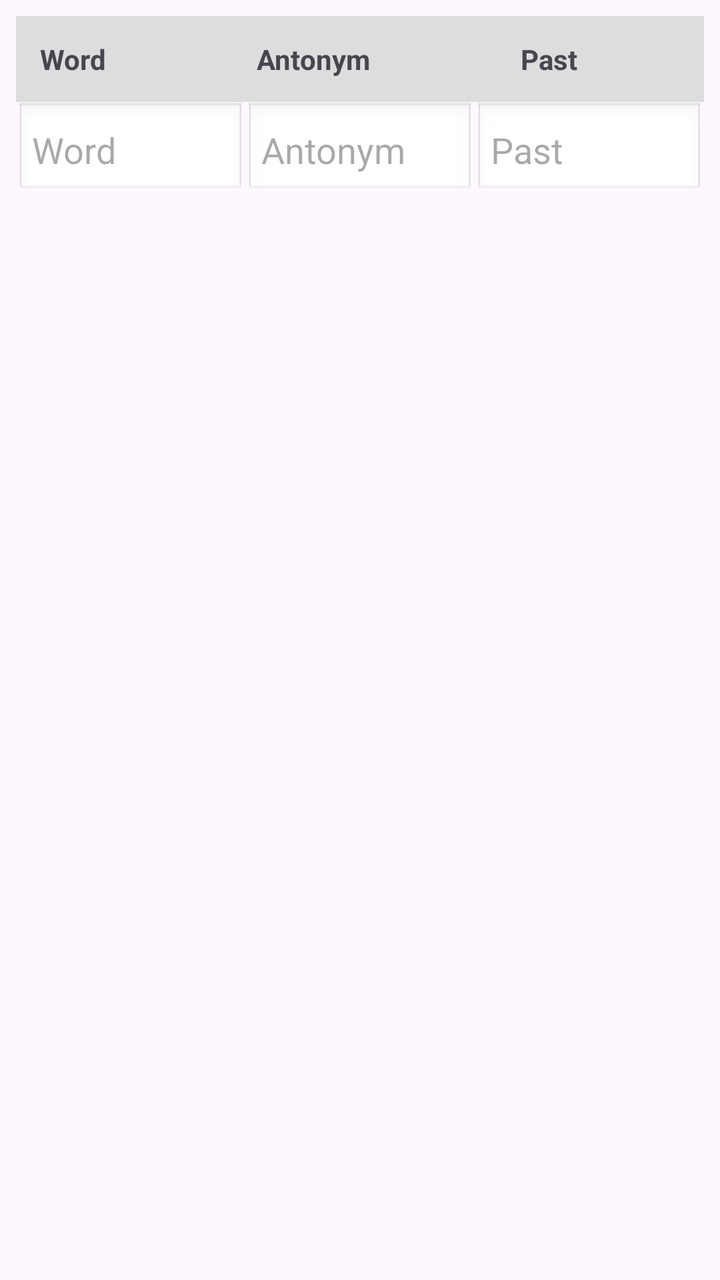
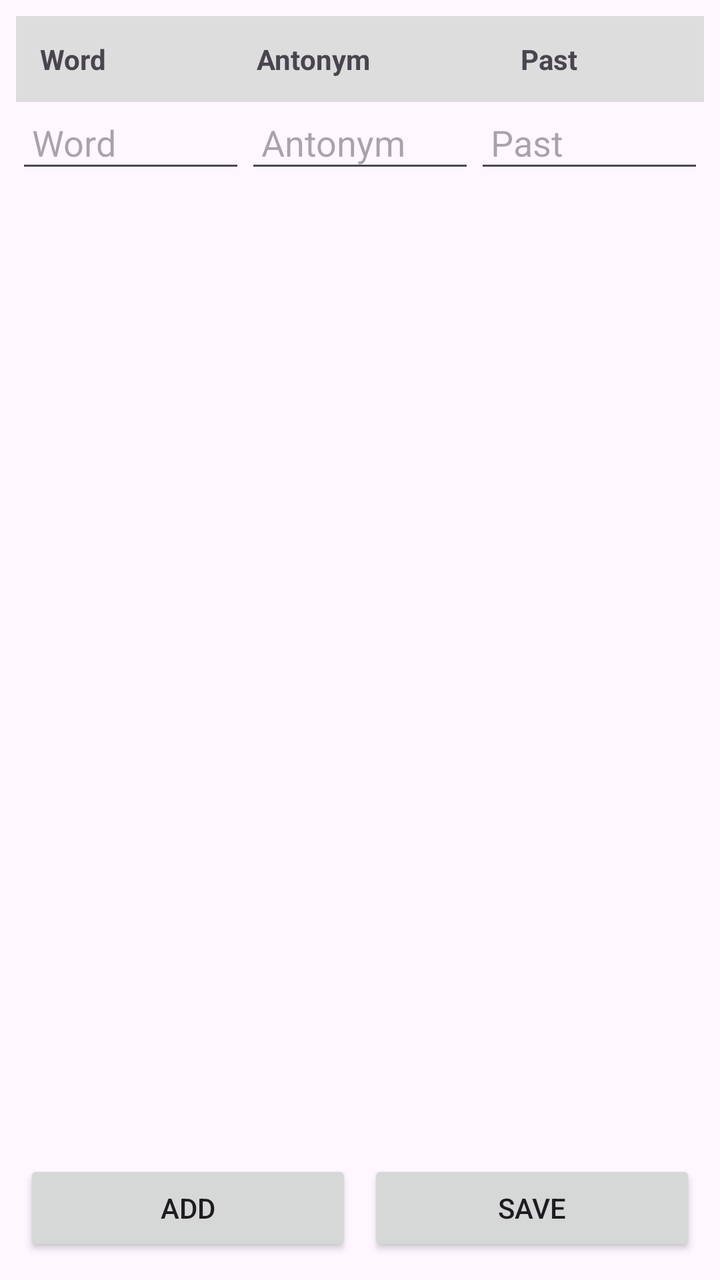

Screens rendered from an Android XML layout before and after an edit, with the pre-edit source and the edit as a unified diff.
<!-- AndroidManifest.xml: application theme Theme.WordRemember -->
<!-- res/layout/activity_main.xml -->
<?xml version="1.0" encoding="utf-8"?>
<androidx.constraintlayout.widget.ConstraintLayout xmlns:android="http://schemas.android.com/apk/res/android"
    xmlns:app="http://schemas.android.com/apk/res-auto"
    xmlns:tools="http://schemas.android.com/tools"
    android:id="@+id/main"
    android:layout_width="match_parent"
    android:layout_height="match_parent"
    tools:context=".MainActivity">

    <ScrollView
        android:layout_width="match_parent"
        android:layout_height="match_parent">

        <TableLayout
            android:layout_width="match_parent"
            android:layout_height="wrap_content"
            android:stretchColumns="*"
            android:padding="8dp">

            
            <TableRow
                android:background="#DDDDDD">

                <TextView
                    android:text="Word"
                    android:padding="12dp"
                    android:textStyle="bold"/>

                <TextView
                    android:text="Antonym"
                    android:padding="12dp"
                    android:textStyle="bold"/>

                <TextView
                    android:text="Past"
                    android:padding="12dp"
                    android:textStyle="bold"/>
            </TableRow>

            <TableRow>

                <EditText
                    android:layout_width="0dp"
                    android:layout_weight="1"
                    android:layout_height="wrap_content"
                    android:padding="8dp"
                    android:background="@android:drawable/edit_text"
                    android:textColor="@color/black"
                    android:hint="Word"/>

                <EditText
                    android:layout_width="0dp"
                    android:layout_weight="1"
                    android:layout_height="wrap_content"
                    android:padding="8dp"
                    android:background="@android:drawable/edit_text"
                    android:textColor="@color/black"
                    android:hint="Antonym"/>

                <EditText
                    android:layout_width="0dp"
                    android:layout_weight="1"
                    android:layout_height="wrap_content"
                    android:padding="8dp"
                    android:background="@android:drawable/edit_text"
                    android:textColor="@color/black"
                    android:hint="Past"/>

            </TableRow>


        </TableLayout>

    </ScrollView>

</androidx.constraintlayout.widget.ConstraintLayout>
<!-- resources referenced by this layout -->
<resources>
  <color name="black">#FF000000</color>
  <style name="Theme.WordRemember" parent="Base.Theme.WordRemember" />
  <style name="Base.Theme.WordRemember" parent="Theme.Material3.DayNight.NoActionBar">
          
          
      </style>
</resources>

<!-- the commit's change to res/layout/activity_main.xml (unified diff, before → after) -->
@@ -1,15 +1,21 @@
 <?xml version="1.0" encoding="utf-8"?>
-<androidx.constraintlayout.widget.ConstraintLayout xmlns:android="http://schemas.android.com/apk/res/android"
+<androidx.constraintlayout.widget.ConstraintLayout
+    xmlns:android="http://schemas.android.com/apk/res/android"
     xmlns:app="http://schemas.android.com/apk/res-auto"
     xmlns:tools="http://schemas.android.com/tools"
-    android:id="@+id/main"
     android:layout_width="match_parent"
     android:layout_height="match_parent"
     tools:context=".MainActivity">
 
+    
     <ScrollView
-        android:layout_width="match_parent"
-        android:layout_height="match_parent">
+        android:id="@+id/scrollArea"
+        android:layout_width="0dp"
+        android:layout_height="0dp"
+        app:layout_constraintTop_toTopOf="parent"
+        app:layout_constraintBottom_toTopOf="@+id/buttonLayout"
+        app:layout_constraintStart_toStartOf="parent"
+        app:layout_constraintEnd_toEndOf="parent">
 
         <TableLayout
             android:layout_width="match_parent"
@@ -18,8 +24,7 @@
             android:padding="8dp">
 
             
-            <TableRow
-                android:background="#DDDDDD">
+            <TableRow android:background="#DDDDDD">
 
                 <TextView
                     android:text="Word"
@@ -37,40 +42,65 @@
                     android:textStyle="bold"/>
             </TableRow>
 
+            
             <TableRow>
 
                 <EditText
+                    android:id="@+id/word"
                     android:layout_width="0dp"
                     android:layout_weight="1"
                     android:layout_height="wrap_content"
                     android:padding="8dp"
-                    android:background="@android:drawable/edit_text"
-                    android:textColor="@color/black"
                     android:hint="Word"/>
 
                 <EditText
+                    android:id="@+id/antonymWord"
                     android:layout_width="0dp"
                     android:layout_weight="1"
                     android:layout_height="wrap_content"
                     android:padding="8dp"
-                    android:background="@android:drawable/edit_text"
-                    android:textColor="@color/black"
                     android:hint="Antonym"/>
 
                 <EditText
+                    android:id="@+id/pastWord"
                     android:layout_width="0dp"
                     android:layout_weight="1"
                     android:layout_height="wrap_content"
                     android:padding="8dp"
-                    android:background="@android:drawable/edit_text"
-                    android:textColor="@color/black"
                     android:hint="Past"/>
 
             </TableRow>
 
-
         </TableLayout>
-
     </ScrollView>
 
+    
+    <LinearLayout
+        android:id="@+id/buttonLayout"
+        android:layout_width="0dp"
+        android:layout_height="wrap_content"
+        android:orientation="horizontal"
+        android:padding="12dp"
+        android:gravity="center"
+        app:layout_constraintBottom_toBottomOf="parent"
+        app:layout_constraintStart_toStartOf="parent"
+        app:layout_constraintEnd_toEndOf="parent">
+
+        <Button
+            android:id="@+id/btnAdd"
+            android:layout_width="0dp"
+            android:layout_weight="1"
+            android:layout_height="wrap_content"
+            android:text="Add"/>
+
+        <Button
+            android:id="@+id/btnSave"
+            android:layout_width="0dp"
+            android:layout_weight="1"
+            android:layout_height="wrap_content"
+            android:text="Save"
+            android:layout_marginStart="8dp"/>
+
+    </LinearLayout>
+
 </androidx.constraintlayout.widget.ConstraintLayout>
<!-- resource entries referenced after the edit -->
@@ -1,6 +1,5 @@
 <!-- resources referenced by this layout -->
 <resources>
-  <color name="black">#FF000000</color>
   <style name="Theme.WordRemember" parent="Base.Theme.WordRemember" />
   <style name="Base.Theme.WordRemember" parent="Theme.Material3.DayNight.NoActionBar">
           
